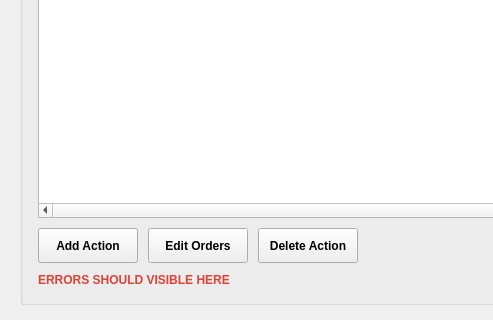
The window that mainwindow.ui (ilpenSE/autoclicker) describes before a commit, drawn with Qt 5; both pictures show x 0 to 493 and y 280 to 600 of the 900 by 600 pixel window.
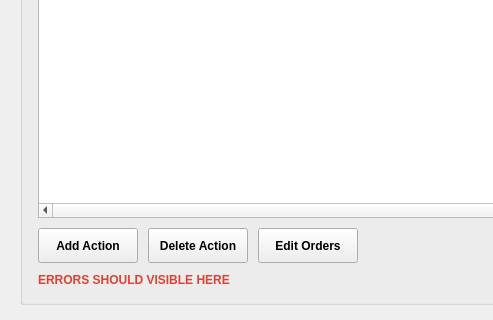
The same window after the commit. Icons and pictures are not drawn.

Commit message: themes now supports variables, edit orders now fully functional

What changed in the file:
```diff
--- a/mainwindow.ui
+++ b/mainwindow.ui
@@ -181,27 +181,6 @@
            </property>
           </widget>
          </item>
-         <item>
-          <widget class="QPushButton" name="btnEditAction">
-           <property name="minimumSize">
-            <size>
-             <width>100</width>
-             <height>35</height>
-            </size>
-           </property>
-           <property name="font">
-            <font>
-             <bold>true</bold>
-            </font>
-           </property>
-           <property name="toolTip">
-            <string>Seçili aksiyonu düzenler</string>
-           </property>
-           <property name="text">
-            <string>Edit Orders</string>
-           </property>
-          </widget>
-         </item>
          <item>
           <widget class="QPushButton" name="btnDeleteAction">
            <property name="minimumSize">
@@ -223,6 +202,27 @@
            </property>
           </widget>
          </item>
+         <item>
+          <widget class="QPushButton" name="btnEditAction">
+           <property name="minimumSize">
+            <size>
+             <width>100</width>
+             <height>35</height>
+            </size>
+           </property>
+           <property name="font">
+            <font>
+             <bold>true</bold>
+            </font>
+           </property>
+           <property name="toolTip">
+            <string>Seçili aksiyonu düzenler</string>
+           </property>
+           <property name="text">
+            <string>Edit Orders</string>
+           </property>
+          </widget>
+         </item>
          <item>
           <spacer name="tableControlsSpacer">
            <property name="orientation">
```
The commit also changes 14 other files.
